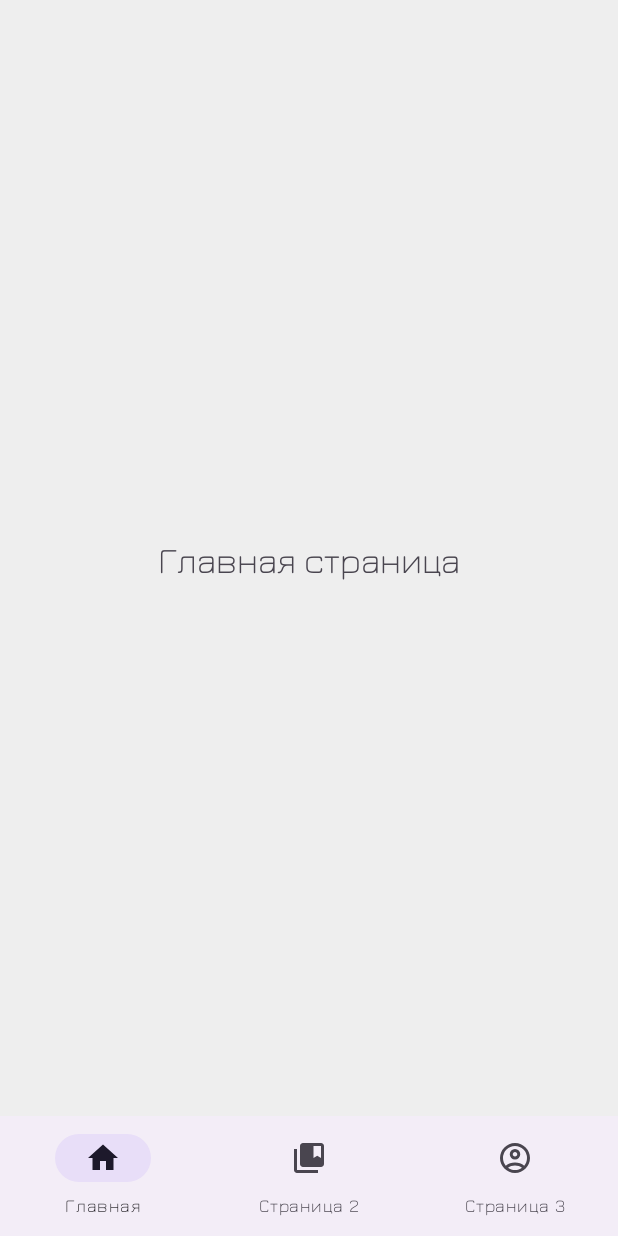
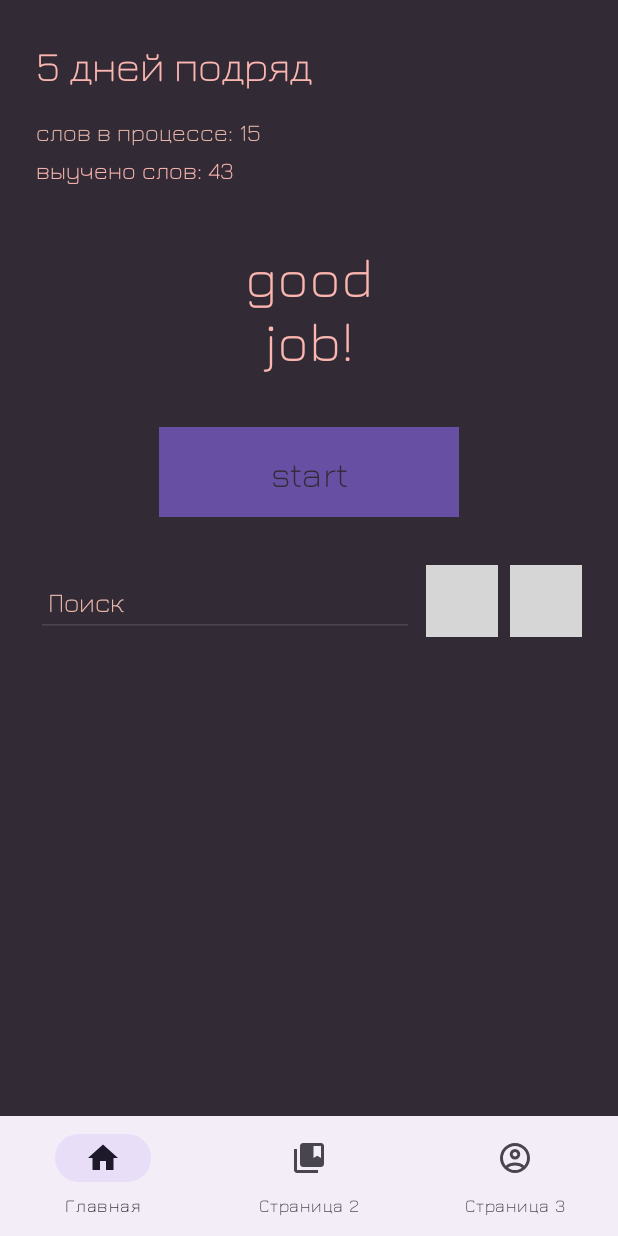
Before and after one commit to arinabebko/wordsnew, an Android app: the screen it shows after launch once a user with an empty profile is signed in (MainActivity), on a phone screen of 412 x 824 dp. Run offline under Robolectric (Android 15) with nearby library versions, the phone set to English and light mode, and no system bars; our stand-ins replace Firebase (no records; nobody signed in at launch, a user with empty details on screens opened directly); 2 statements that could not run were skipped; grey boxes are pictures that could not be loaded.

Commit message:
fragment3

```diff
--- a/app/src/main/res/layout/fragment1.xml
+++ b/app/src/main/res/layout/fragment1.xml
@@ -1,15 +1,108 @@
 <?xml version="1.0" encoding="utf-8"?>
 
-<LinearLayout xmlns:android="http://schemas.android.com/apk/res/android"
-    android:orientation="vertical"
+<LinearLayout
+    xmlns:android="http://schemas.android.com/apk/res/android"
     android:layout_width="match_parent"
     android:layout_height="match_parent"
-    android:gravity="center"
-    android:background="#EEE">
+    android:orientation="vertical"
+    android:background="#322b36"
+    android:padding="24dp">
 
-    <TextView
-        android:layout_width="wrap_content"
-        android:layout_height="wrap_content"
-        android:text="Главная страница"
-        android:textSize="24sp" />
+    <!-- Статистика дней подряд -->
+<TextView
+android:id="@+id/daysTextView"
+android:layout_width="wrap_content"
+android:layout_height="wrap_content"
+android:text="5 дней подряд"
+android:textSize="28sp"
+android:textColor="#fcb6b0"
+android:fontFamily="@font/jura_font_wght"
+android:layout_marginBottom="16dp" />
+
+    <!-- Cлов в процессе -->
+<TextView
+android:id="@+id/wordsInProgressTextView"
+android:layout_width="wrap_content"
+android:layout_height="wrap_content"
+android:text="слов в процессе: 15"
+android:textSize="16sp"
+android:textColor="#e7b5a9"
+android:fontFamily="@font/jura_font_wght"
+android:layout_marginBottom="4dp" />
+
+    <!-- Выучено слов -->
+<TextView
+android:id="@+id/wordsLearnedTextView"
+android:layout_width="wrap_content"
+android:layout_height="wrap_content"
+android:text="выучено слов: 43"
+android:textSize="16sp"
+android:textColor="#fcb6b0"
+android:fontFamily="@font/jura_font_wght"
+android:layout_marginBottom="36dp" />
+
+    <!-- good job! -->
+<TextView
+android:id="@+id/goodJobTextView"
+android:layout_width="wrap_content"
+android:layout_height="wrap_content"
+android:text="good\njob!"
+android:textSize="36sp"
+android:textColor="#fcb6b0"
+android:fontFamily="@font/jura_font_wght"
+android:textAlignment="center"
+android:layout_gravity="center_horizontal"
+android:layout_marginBottom="36dp" />
+
+    <!-- start button с закруглениями -->
+<Button
+android:id="@+id/startButton"
+android:layout_width="200dp"
+android:layout_height="60dp"
+android:text="start"
+android:textSize="24sp"
+android:textColor="#322b36"
+android:background="#e7b5a9"
+android:fontFamily="@font/jura_font_wght"
+android:layout_gravity="center_horizontal"
+android:layout_marginBottom="32dp" />
+
+    <!-- Поисковая строка и плавающая кнопка -->
+<LinearLayout
+android:layout_width="match_parent"
+android:layout_height="wrap_content"
+android:orientation="horizontal"
+android:gravity="center_vertical">
+
+<EditText
+    android:id="@+id/searchEditText"
+    android:layout_width="0dp"
+    android:layout_height="48dp"
+    android:layout_weight="1"
+
+    android:hint="Поиск"
+    android:textColor="#322b36"
+    android:textColorHint="#e7b5a9"
+    android:fontFamily="@font/jura_font_wght"
+    android:padding="8dp"
+    />
+<ImageButton
+    android:id="@+id/searchButton"
+    android:layout_width="48dp"
+    android:layout_height="48dp"
+    android:src="@drawable/ic_search"
+    android:background="@android:color/transparent"
+    android:layout_marginStart="8dp"
+    android:contentDescription="поиск"/>
+<ImageButton
+    android:id="@+id/addButton"
+    android:layout_width="48dp"
+    android:layout_height="48dp"
+    android:src="@drawable/ic_add"
+    android:background="@android:color/transparent"
+    android:contentDescription="Добавить"
+    android:layout_marginStart="8dp"/>
 </LinearLayout>
+
+    <!-- Контрольные иконки навигации внизу экрана обычно задаются вне главного контейнера через BottomNavigationView или отдельный LinearLayout -->
+    </LinearLayout>
--- a/app/src/main/res/layout/fragment3.xml
+++ b/app/src/main/res/layout/fragment3.xml
@@ -5,7 +5,7 @@
     android:orientation="vertical"
     android:layout_width="match_parent"
     android:layout_height="match_parent"
-    android:background="#2E2B3E"
+    android:background="#322b36"
     android:padding="16dp">
 
 
--- a/app/src/main/res/layout/fragment_help_option.xml
+++ b/app/src/main/res/layout/fragment_help_option.xml
@@ -4,7 +4,7 @@
     android:layout_width="match_parent"
     android:layout_height="match_parent"
     android:gravity="center"
-    android:background="#EEE">
+    android:background="#322b36">
 
     <TextView
         android:layout_width="wrap_content"
--- a/app/src/main/res/layout/fragment_notifications_option.xml
+++ b/app/src/main/res/layout/fragment_notifications_option.xml
@@ -9,7 +9,7 @@ android:layout_height="match_parent">
     android:layout_width="match_parent"
     android:layout_height="match_parent"
     android:gravity="center"
-    android:background="#EEE">
+    android:background="#322b36">
 
     <TextView
         android:layout_width="wrap_content"
--- a/app/src/main/res/layout/fragment_settings_option.xml
+++ b/app/src/main/res/layout/fragment_settings_option.xml
@@ -4,12 +4,13 @@
     android:layout_width="match_parent"
     android:layout_height="match_parent">
 
+
     <LinearLayout xmlns:android="http://schemas.android.com/apk/res/android"
         android:orientation="vertical"
         android:layout_width="match_parent"
         android:layout_height="match_parent"
         android:gravity="center"
-        android:background="#EEE">
+        android:background="#322b36">
 
         <TextView
             android:layout_width="wrap_content"
```
Also changed, not shown: app/src/main/res/layout/activity_login.xml (+10 -9 lines), app/src/main/res/layout/fragment_login_params_option.xml (+88 -6 lines).
